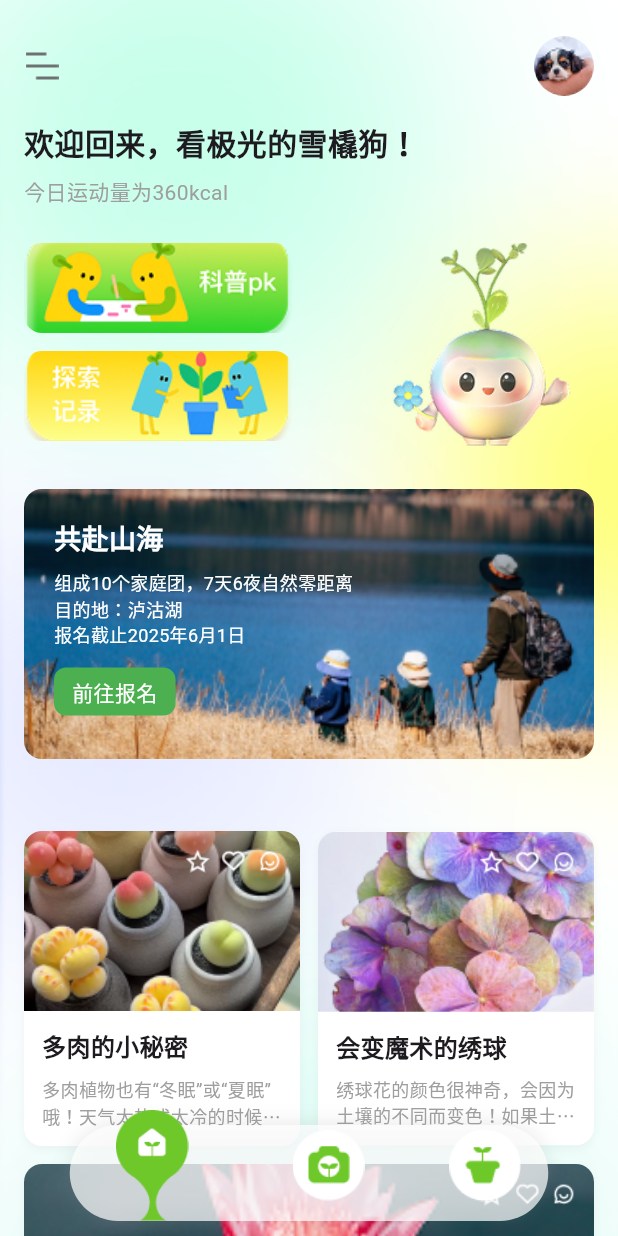
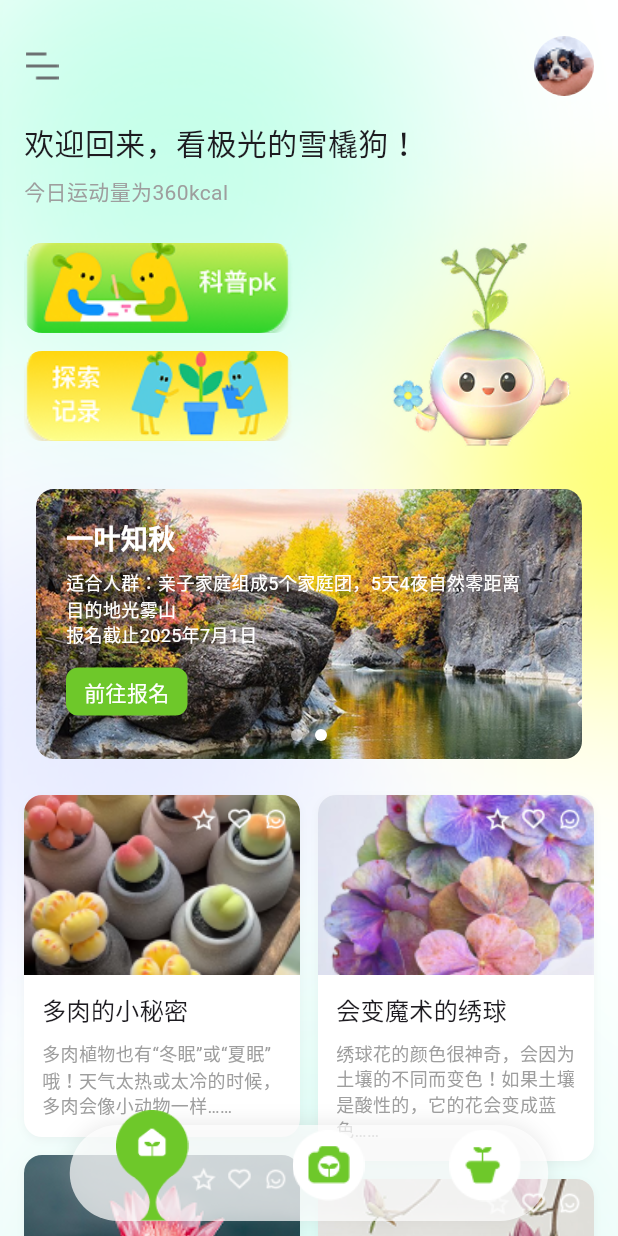
Before and after one commit to wutiannan/plant_ai_app, a Flutter app: the screen it shows after launch, on a phone screen of 412 x 824 dp. Run offline on Flutter 3.47's test engine with Material 3 defaults, Android fonts, the phone set to English and light mode, and no system bars.

Commit message:
STYLE：修改首页样式

```diff
--- /dev/null
+++ b/lib/models/home_banner_model.dart
@@ -0,0 +1,29 @@
+// 轮播图数据模型（统一管理图片和文字）
+class BannerModel {
+  final String imagePath;
+  final String title;
+  final String desc;
+  final String buttonText;
+
+  BannerModel({
+    required this.imagePath,
+    required this.title,
+    required this.desc,
+    required this.buttonText,
+  });
+} // 轮播图数据（包含图片和对应文字）
+
+final List<BannerModel> bannerList = [
+  BannerModel(
+    imagePath: 'assets/images/home_huodong_1.png',
+    title: '共赴山海',
+    desc: '组成10个家庭团，7天6夜自然零距离\n目的地：泸沽湖\n报名截止2025年6月1日',
+    buttonText: '前往报名',
+  ),
+  BannerModel(
+    imagePath: 'assets/images/home_huodong_2.png',
+    title: '一叶知秋',
+    desc: '适合人群：亲子家庭组成5个家庭团，5天4夜自然零距离\n目的地光雾山\n报名截止2025年7月1日',
+    buttonText: '前往报名',
+  ),
+];
--- /dev/null
+++ b/lib/models/home_card_model.dart
@@ -0,0 +1,71 @@
+class CardDataModel {
+  final String imagePath;
+  final String title;
+  final String desc;
+  final int crossAxisCellCount; // 控制卡片宽度（占几列）
+
+  CardDataModel({
+    required this.imagePath,
+    required this.title,
+    required this.desc,
+    required this.crossAxisCellCount,
+  });
+}
+
+final List<CardDataModel> cardList = [
+  CardDataModel(
+    imagePath: 'assets/images/home_duorou.png',
+    title: '多肉的小秘密',
+    desc: '多肉植物也有“冬眠”或“夏眠”哦！天气太热或太冷的时候，多肉会像小动物一样……',
+    crossAxisCellCount: 1, // 占 1 列
+  ),
+  CardDataModel(
+    imagePath: 'assets/images/home_xiuqiu.png',
+    title: '会变魔术的绣球',
+    desc: '绣球花的颜色很神奇，会因为土壤的不同而变色！如果土壤是酸性的，它的花会变成蓝色……',
+    crossAxisCellCount: 1,
+  ),
+  CardDataModel(
+    imagePath: 'assets/images/home_shuilian.png',
+    title: '睡莲物语',
+    desc: '睡莲是白天开花、晚上“睡觉”，长在水里的美丽植物，像漂在水面的小伞！',
+    crossAxisCellCount: 1,
+  ),
+  CardDataModel(
+    imagePath: 'assets/images/home_mulan.png',
+    title: '木兰香',
+    desc: '木兰是开着大花朵的树，花香好闻，花瓣像小勺子一样展开。木兰树一般可以长到好几米高，树形高大又优雅~',
+    crossAxisCellCount: 1,
+  ),
+  CardDataModel(
+    imagePath: 'assets/images/home_yumeiren.png',
+    title: '虞美人开满的山坡',
+    desc:
+        '虞美人是茎上长着小绒毛的“跳舞花”，薄如彩纸的花瓣有红、粉等颜色，风一吹就像小裙子轻轻摇晃；它的花苞像小灯笼，开花时会自己“脱”掉外面的壳，特别有趣，快出门找找看它的身影！',
+    crossAxisCellCount: 2,
+  ),
+  CardDataModel(
+    imagePath: 'assets/images/home_tanhua.png',
+    title: '昙花一现',
+    desc: '昙花是夜晚才悄悄绽放的“月下美人”，大花瓣雪白雪白的，开花时像展开的小烟花，不过只开几小时就“睡觉”啦~',
+    crossAxisCellCount: 1,
+  ),
+  CardDataModel(
+    imagePath: 'assets/images/home_shaoyao.png',
+    title: '芍药真的是药！',
+    desc: '芍药是春天开着层层叠叠大花瓣的“花仙子”，根像红薯一样能做药材，花瓣摸起来像棉花糖哦！',
+    crossAxisCellCount: 1,
+  ),
+  CardDataModel(
+    imagePath: 'assets/images/home_baihe.png',
+    title: '百合花能吃？',
+    desc: '百合的花瓣卷卷的像小喇叭，中间伸出毛茸茸的花蕊，香香的花朵里还藏着能吃的“小月亮”（鳞茎）！',
+    crossAxisCellCount: 1,
+  ),
+  CardDataModel(
+    imagePath: 'assets/images/home_xiangrikui.png',
+    title: '向日葵永远不低头！',
+    desc: '向日葵是跟着太阳转的“小太阳”，金黄的花瓣像围脖，花盘里挤满了香香的瓜子，每天抬头对太阳笑~',
+    crossAxisCellCount: 1,
+  ),
+];
--- a/lib/models/plant_model.dart
+++ b/lib/models/plant_model.dart
@@ -33,7 +33,7 @@ List<Plant> plants = [
     image: 'assets/images/plant_succulent.png',
     progress: 0.8,
     description:
-        '多肉植物也叫多浆植物，是指植物的根、茎、叶三种营养器官中叶是肥厚多汁并且具备储藏大量水分功能的植物。\n\n它们喜欢充足但适度的阳光照射，需要疏松透气、排水良好的土壤，浇水要遵循“干透浇透”的原则。',
+        '多肉植物也叫多浆植物，是指植物的根、茎、叶三种营养器官中叶是肥厚多汁并且具备储藏大量水分功能的植物。',
     category: '多肉', // 可根据实际归类调整，若截图分类无对应，可保留或自定义
     isCollected: true,
     isWishlist: false,
@@ -46,7 +46,7 @@ List<Plant> plants = [
     image: 'assets/images/plant_chrysanthemum.png',
     progress: 0.6,
     description:
-        '菊花是中国十大传统名花、花中四君子之一，具有清寒傲雪的品格。\n\n它喜凉爽、较耐寒，生长适温18 - 21℃，每天14.5小时日照有利于茎叶生长，每天12小时以上黑暗与10℃的夜温适于花芽发育。',
+        '菊花是中国十大传统名花、花中四君子之一，具有清寒傲雪的品格。',
     category: '鲜花',
     isCollected: true,
     isWishlist: false,
@@ -59,7 +59,7 @@ List<Plant> plants = [
     image: 'assets/images/plant_venus_flytrap.png',
     progress: 0.7,
     description:
-        '捕蝇草是一种非常有趣的食虫植物，它的茎很短，在叶的顶端长有一个酷似“贝壳”的捕虫夹，且能分泌蜜汁。\n\n它喜温暖、湿润和阳光充足的环境，适宜用泥炭土、水苔、珍珠岩等混合配制的基质栽培。',
+        '捕蝇草是一种非常有趣的食虫植物，它的茎很短，在叶的顶端长有一个酷似“贝壳”的捕虫夹，且能分泌蜜汁。',
     category: '食虫植物',
     isCollected: true,
     isWishlist: false,
@@ -72,7 +72,7 @@ List<Plant> plants = [
     image: 'assets/images/plant_rhododendron.png',
     progress: 0.5,
     description:
-        '杜鹃花像会魔法的小喇叭！ 它的花瓣软软的、颜色超丰富，像彩虹落在枝头～（注意！部分野生杜鹃花叶子有毒，欣赏时只摸花瓣就好啦～）',
+        '杜鹃花像会魔法的小喇叭！ 它的花瓣软软的、颜色超丰富，像彩虹落在枝头～',
     category: '鲜花',
     isCollected: true,
     isWishlist: false,
--- a/lib/pages/home_page.dart
+++ b/lib/pages/home_page.dart
@@ -1,7 +1,35 @@
 import 'package:flutter/material.dart';
+import 'package:flutter_staggered_grid_view/flutter_staggered_grid_view.dart';
+import 'package:plant_ai_app/models/home_card_model.dart';
+import 'package:plant_ai_app/models/home_banner_model.dart';
 
-class HomePage extends StatelessWidget {
+class HomePage extends StatefulWidget {
   const HomePage({super.key});
+
+  @override
+  State<HomePage> createState() => _HomePageState();
+}
+
+class _HomePageState extends State<HomePage> {
+  int _currentBannerIndex = 0;
+
+  @override
+  void initState() {
+    super.initState();
+    _startAutoPlay();
+  }
+
+  // 自动轮播逻辑
+  void _startAutoPlay() {
+    Future.delayed(const Duration(seconds: 5), () {
+      if (mounted) {
+        setState(() {
+          _currentBannerIndex = (_currentBannerIndex + 1) % bannerList.length;
+        });
+        _startAutoPlay();
+      }
+    });
+  }
 
   @override
   Widget build(BuildContext context) {
@@ -13,15 +41,16 @@ class HomePage extends StatelessWidget {
             fit: BoxFit.cover,
           ),
         ),
-
         child: SingleChildScrollView(
           child: Padding(
             padding: const EdgeInsets.symmetric(horizontal: 16, vertical: 24),
             child: Column(
               crossAxisAlignment: CrossAxisAlignment.start,
               children: [
-                SizedBox(height: MediaQuery.of(context).padding.top-20),
-                // 顶部栏
+                // 顶部安全区适配
+                SizedBox(height: MediaQuery.of(context).padding.top - 20),
+
+                // 顶部栏：菜单 + 头像
                 Row(
                   mainAxisAlignment: MainAxisAlignment.spaceBetween,
                   children: [
@@ -45,10 +74,7 @@ class HomePage extends StatelessWidget {
                 ),
 
                 const SizedBox(height: 16),
-                const Text(
-                  '欢迎回来，看极光的雪橇狗！',
-                  style: TextStyle(fontSize: 20, fontWeight: FontWeight.w600),
-                ),
+                const Text('欢迎回来，看极光的雪橇狗！', style: TextStyle(fontSize: 20)),
                 const SizedBox(height: 8),
                 const Text(
                   '今日运动量为360kcal',
@@ -108,64 +134,97 @@ class HomePage extends StatelessWidget {
                   ],
                 ),
 
-                // 其他内容保持不变...
                 const SizedBox(height: 24),
 
-                // 活动Banner：共赴山海
+                // 轮播图区域（图文同步变化）
+                SizedBox(
+                  height: 180,
+                  child: Stack(
+                    children: [
+                      // 手势滑动控制
                       GestureDetector(
+                        onHorizontalDragEnd: (details) {
+                          // 左滑切换到下一张
+                          if (details.primaryVelocity! < 0) {
+                            setState(
+                              () => _currentBannerIndex =
+                                  (_currentBannerIndex + 1) % bannerList.length,
+                            );
+                          }
+                          // 右滑切换到上一张
+                          else if (details.primaryVelocity! > 0) {
+                            setState(
+                              () => _currentBannerIndex =
+                                  (_currentBannerIndex -
+                                      1 +
+                                      bannerList.length) %
+                                  bannerList.length,
+                            );
+                          }
+                        },
+                        child: Stack(
+                          children: bannerList.map((banner) {
+                            final index = bannerList.indexOf(banner);
+                            return Positioned.fill(
+                              child: Opacity(
+                                // 只显示当前索引的轮播项
+                                opacity: index == _currentBannerIndex ? 1 : 0,
+                                child: GestureDetector(
                                   onTap: () {
-                    // 报名页面跳转逻辑
+                                    // 轮播图点击逻辑（可根据当前banner跳转不同页面）
                                   },
                                   child: Container(
-                    width: double.infinity,
-                    height: 180,
+                                    margin: const EdgeInsets.symmetric(
+                                      horizontal: 8,
+                                    ),
                                     decoration: BoxDecoration(
                                       borderRadius: BorderRadius.circular(12),
                                       image: DecorationImage(
-                        image: AssetImage(
-                          'assets/images/home_huodong_1.png',
-                        ), // 本地Banner
+                                        image: AssetImage(banner.imagePath),
                                         fit: BoxFit.cover,
                                       ),
                                     ),
-                    child: Stack(
-                      children: [
-                        // 文字 + 按钮
-                        Padding(
+                                    child: Padding(
                                       padding: const EdgeInsets.all(20.0),
                                       child: Column(
-                            crossAxisAlignment: CrossAxisAlignment.start,
+                                        crossAxisAlignment:
+                                            CrossAxisAlignment.start,
                                         children: [
-                              const Text(
-                                '共赴山海',
-                                style: TextStyle(
+                                          // 轮播标题
+                                          Text(
+                                            banner.title,
+                                            style: const TextStyle(
                                               color: Colors.white,
                                               fontSize: 18,
+
                                               fontWeight: FontWeight.w600,
                                             ),
                                           ),
                                           const SizedBox(height: 8),
-                              const Text(
-                                '组成10个家庭团，7天6夜自然零距离\n目的地：泸沽湖\n报名截止2025年6月1日',
-                                style: TextStyle(
+                                          // 轮播描述
+                                          Text(
+                                            banner.desc,
+                                            style: const TextStyle(
                                               color: Colors.white,
                                               fontSize: 12,
                                               height: 1.4,
                                             ),
                                           ),
                                           const SizedBox(height: 12),
+                                          // 轮播按钮
                                           Container(
                                             padding: const EdgeInsets.symmetric(
                                               horizontal: 12,
                                               vertical: 6,
                                             ),
                                             decoration: BoxDecoration(
-                                  color: Colors.green,
-                                  borderRadius: BorderRadius.circular(8),
+                                              color: const Color(0xFF6EC82A),
+                                              borderRadius:
+                                                  BorderRadius.circular(8),
                                             ),
-                                child: const Text(
-                                  '前往报名',
-                                  style: TextStyle(
+                                            child: Text(
+                                              banner.buttonText,
+                                              style: const TextStyle(
                                                 color: Colors.white,
                                                 fontSize: 14,
                                               ),
@@ -174,51 +233,56 @@ class HomePage extends StatelessWidget {
                                         ],
                                       ),
                                     ),
+                                  ),
+                                ),
+                              ),
+                            );
+                          }).toList(),
+                        ),
+                      ),
+
+                      // 轮播指示器
+                      Positioned(
+                        bottom: 12,
+                        left: 0,
+                        right: 0,
+                        child: Row(
+                          mainAxisAlignment: MainAxisAlignment.center,
+                          children: [
+                            for (var i = 0; i < bannerList.length; i++)
+                              Container(
+                                width: 8,
+                                height: 8,
+                                margin: const EdgeInsets.symmetric(
+                                  horizontal: 4,
+                                ),
+                                decoration: BoxDecoration(
+                                  shape: BoxShape.circle,
+                                  color: i == _currentBannerIndex
+                                      ? Colors.white
+                                      : Colors.white.withOpacity(0.5),
+                                ),
+                              ),
                           ],
                         ),
+                      ),
+                    ],
                   ),
                 ),
 
                 const SizedBox(height: 24),
 
-                // 内容卡片区
-                const SizedBox(height: 24),
-                Column(
-                  children: [
-                    Row(
-                      children: [
-                        Expanded(
-                          child: _buildCard(
-                            imagePath: 'assets/images/home_duorou.png',
-                            title: '多肉的小秘密',
-                            desc: '多肉植物也有“冬眠”或“夏眠”哦！天气太热或太冷的时候，多肉会像小动物一样……',
-                          ),
-                        ),
-                        const SizedBox(width: 12),
-                        Expanded(
-                          child: _buildCard(
-                            imagePath: 'assets/images/home_xiuqiu.png',
-                            title: '会变魔术的绣球',
-                            desc: '绣球花的颜色很神奇，会因为土壤的不同而变色！如果土壤是酸性的，它的花会变成蓝色……',
-                          ),
-                        ),
-                      ],
-                    ),
-                    const SizedBox(height: 12),
-                    _buildCard(
-                      imagePath: 'assets/images/home_shuilian.png',
-                      title: '睡莲的奇妙世界',
-                      desc: '睡莲是水生植物中的精灵，随着昼夜变化开合，宛如水中的花仙子……',
-                      isFullWidth: true,
-                    ),
-                    const SizedBox(height: 12),
-                    _buildCard(
-                      imagePath: 'assets/images/home_lvye.png',
-                      title: '绿叶的光合作用',
-                      desc: '绿叶通过光合作用为植物制造能量，是生命循环中不可或缺的一环……',
-                      isFullWidth: true,
-                    ),
-                  ],
+                // 瀑布流卡片区域
+                StaggeredGrid.count(
+                  crossAxisCount: 2,
+                  mainAxisSpacing: 12,
+                  crossAxisSpacing: 12,
+                  children: cardList.map((cardData) {
+                    return StaggeredGridTile.fit(
+                      crossAxisCellCount: cardData.crossAxisCellCount,
+                      child: _buildCard(cardData),
+                    );
+                  }).toList(),
                 ),
               ],
             ),
@@ -228,15 +292,9 @@ class HomePage extends StatelessWidget {
     );
   }
 
-  // 卡片组件（修改互动图标位置）
-  Widget _buildCard({
-    required String imagePath,
-    required String title,
-    required String desc,
-    bool isFullWidth = false,
-  }) {
+  // 卡片组件
+  Widget _buildCard(CardDataModel cardData) {
     return Container(
-      width: isFullWidth ? double.infinity : null,
       decoration: BoxDecoration(
         color: Colors.white,
         borderRadius: BorderRadius.circular(12),
@@ -244,14 +302,13 @@ class HomePage extends StatelessWidget {
           BoxShadow(
             color: Colors.grey.withOpacity(0.1),
             blurRadius: 4,
-            offset: Offset(0, 2),
+            offset: const Offset(0, 2),
           ),
         ],
       ),
       child: Column(
         crossAxisAlignment: CrossAxisAlignment.start,
         children: [
-          // 图片区域（使用Stack将图标叠加在右上角）
           Stack(
             children: [
               ClipRRect(
@@ -259,22 +316,15 @@ class HomePage extends StatelessWidget {
                   top: Radius.circular(12),
                 ),
                 child: Image.asset(
-                  imagePath,
+                  cardData.imagePath,
                   width: double.infinity,
                   height: 120,
                   fit: BoxFit.cover,
                 ),
               ),
-              // 右上角互动图标
               Positioned(
                 top: 8,
                 right: 8,
-                child: Container(
-                  padding: const EdgeInsets.all(4),
-                  // decoration: BoxDecoration(
-                  //   color: Colors.white.withOpacity(0.8),
-                  //   borderRadius: BorderRadius.circular(8),
-                  // ),
                 child: Row(
                   children: [
                     Image.asset(
@@ -297,29 +347,18 @@ class HomePage extends StatelessWidget {
                   ],
                 ),
               ),
-              ),
             ],
           ),
-
-          // 文字内容
           Padding(
             padding: const EdgeInsets.all(12.0),
             child: Column(
               crossAxisAlignment: CrossAxisAlignment.start,
               children: [
-                Text(
-                  title,
-                  style: const TextStyle(
-                    fontSize: 16,
-                    fontWeight: FontWeight.w600,
-                  ),
-                ),
+                Text(cardData.title, style: const TextStyle(fontSize: 16)),
                 const SizedBox(height: 8),
                 Text(
-                  desc,
+                  cardData.desc,
                   style: const TextStyle(fontSize: 12, color: Colors.grey),
-                  maxLines: 2,
-                  overflow: TextOverflow.ellipsis,
                 ),
               ],
             ),
--- a/pubspec.yaml
+++ b/pubspec.yaml
@@ -34,7 +34,8 @@ dependencies:
   http: ^1.1.0
   # ar_flutter_plugin: ^0.7.3
   geolocator: ^9.0.2
-  google_maps_flutter: ^2.4.0  #
+  google_maps_flutter: ^2.4.0  # 谷歌地图
+  flutter_staggered_grid_view: ^0.6.2 # 瀑布流布局
   # location: ^8.0.1 # 用于获取设备位置
   # amap_flutter_map: ^3.0.0
   # amap_flutter_location: ^3.0.0
```
Also changed, not shown: assets/images/home_baihe.png (added), assets/images/home_huodong_1.png, assets/images/home_huodong_2.png (added), assets/images/home_mulan.png (added), assets/images/home_shaoyao.png (added), assets/images/home_tanhua.png (added), assets/images/home_xiangrikui.png (added), assets/images/home_yumeiren.png (added), pubspec.lock. Lines whose indentation alone changed are shown as unchanged.
